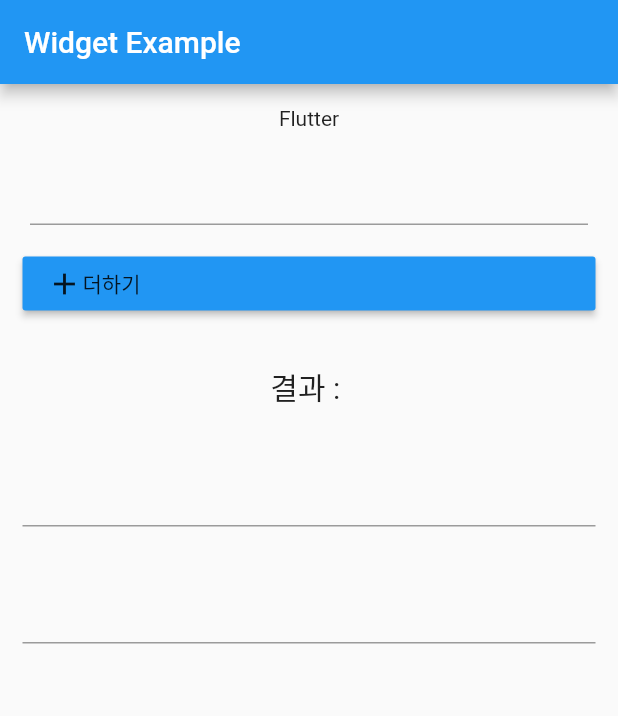
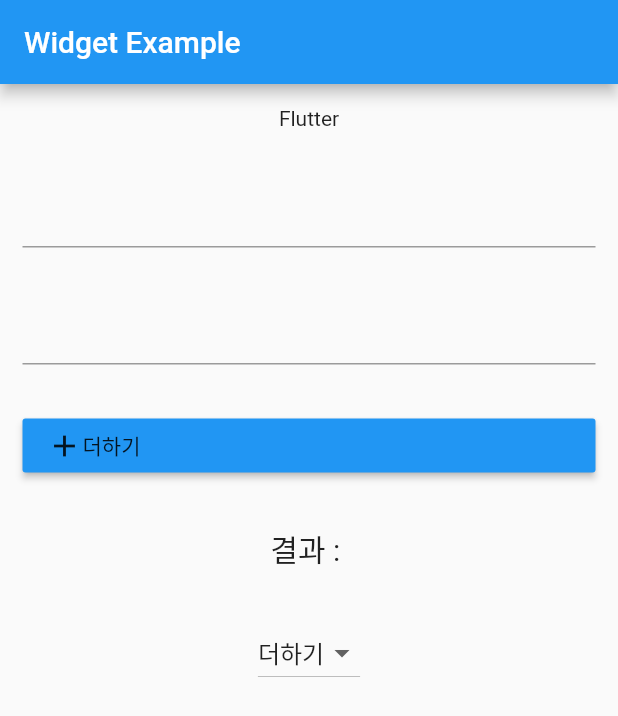
Before and after one commit to tjdtnsla0911/mytest, a Flutter app: the screen it shows after launch, after a tap on "더하기", on a phone screen of 412 x 824 dp. Shown: the top 716 px of the screen. Run offline on Flutter 3.47's test engine with Material 2 defaults, Android fonts, the phone set to English and light mode, and no system bars.

Commit message:
푸시왜케느리노

```diff
--- a/lib/main.dart
+++ b/lib/main.dart
@@ -26,11 +26,19 @@ class WidgetApp extends StatefulWidget {
 
 class _WidgetExampleState extends State<WidgetApp> {
   String sum = '';
+
+
+  List _buttonList = ['더하기','빼기','곱하기','나누기'];
+  List<DropdownMenuItem<String>> _dropDownMenuItems = new List();
+  String _buttonText ;
+
+
   TextEditingController value1 = TextEditingController();
   TextEditingController value2 = TextEditingController();
 
   @override
   Widget build(BuildContext context) {
+    print('bulid 안의 _buttinList : $_buttonList');
     return Scaffold(
         appBar: AppBar(
           title: Text('Widget Example'),
@@ -44,18 +52,46 @@ class _WidgetExampleState extends State<WidgetApp> {
                   child: Text('Flutter'),
                 ),
                 Padding(
-                  padding: EdgeInsets.only(left: 20, right: 20),
-                  child: TextField(),
+                  padding: EdgeInsets.all(15),
+                  child: TextField(
+                      keyboardType: TextInputType.number, controller: value1),
+                ),
+                Padding(
+                  padding: EdgeInsets.all(15),
+                  child: TextField(
+                      keyboardType: TextInputType.number, controller: value2),
                 ),
                 Padding(
                   padding: EdgeInsets.all(15),
                   child: RaisedButton(
-                    onPressed: () {},
+                    onPressed: () {
+                      print(_buttonText);
+                      setState(() {
+                        print('value1.value ${value1.value}');
+                        print('value2.value ${value2.value}');
+                        var value1Int = double.parse(value1.value.text);
+                        var value2Int = double.parse(value2.value.text);
+                        var result;
+                        /*
+                        * '더하기','빼기','곱하기','나누기'*/
+                        if(_buttonText == '더하기'){
+                          result = value1Int + value2Int;
+                        }else if(_buttonText == '빼기'){
+                          result = value1Int - value2Int;
+                        }else if(_buttonText == '곱하기'){
+                          result = value1Int * value2Int;
+                        }else if(_buttonText == '나누기'){
+                          result = value1Int / value2Int;
+                        }else{
+                          print('Error 발생!');
+                        }
+                          sum = '$result';
+                      });
+                    },
                     child: Row(
                       children: <Widget>[
                         Icon(Icons.add),
-                        Text('더하기'),
-
+                        Text(_buttonText),
                       ],
                     ),
                     color: Colors.blue,
@@ -70,17 +106,30 @@ class _WidgetExampleState extends State<WidgetApp> {
                 ),
                 Padding(
                   padding: EdgeInsets.all(15),
-                  child: TextField(
-                      keyboardType: TextInputType.number, controller: value1),
+                  child: DropdownButton(items:_dropDownMenuItems, onChanged: (value){
+                    print('onChanged에옴 value : $value');
+                    setState(() {
+                      _buttonText = value;
+                      print('버튼눌럿을때 _buttonText : $_buttonText');
+                    });
+                  },value : _buttonText),//얘가없어도 value 가져는 오는데 모바일에 반영이안댐
                 ),
-                Padding(
-                  padding: EdgeInsets.all(15),
-                  child: TextField(
-                      keyboardType: TextInputType.number, controller: value2),
-                )
               ],
             ),
           ),
         ));
   }
+
+  @override
+  void initState() {
+    print('initState에옴');
+    super.initState();
+    for(var item in _buttonList){
+      print('for안의 item = $item');
+      _dropDownMenuItems.add(DropdownMenuItem(value : item, child: Text(item),));
+    }
+
+    print('_dropDownMenuItems[0] : ${_dropDownMenuItems[0].value}');
+    _buttonText = _dropDownMenuItems[0].value;
+  }
 }
```
